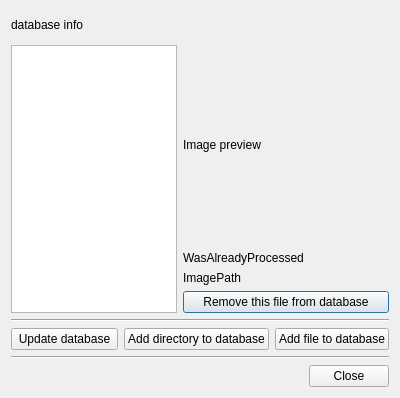
Old version of the form editdatabasedlg.ui in the repository seanet7or/mosaicit.
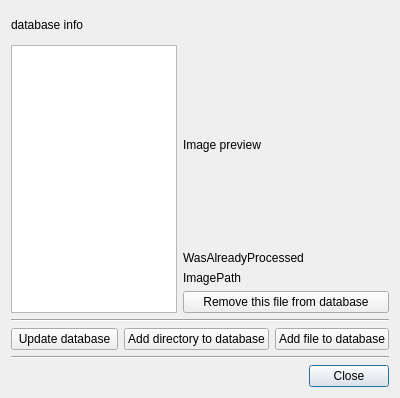
New version of the form.

Commit message: set correct default buttons

What changed in the file:
```diff
--- a/editdatabasedlg.ui
+++ b/editdatabasedlg.ui
@@ -140,6 +140,9 @@
        <property name="text">
         <string>Close</string>
        </property>
+       <property name="default">
+        <bool>true</bool>
+       </property>
       </widget>
      </item>
     </layout>
```
The commit also changes 9 other files.
